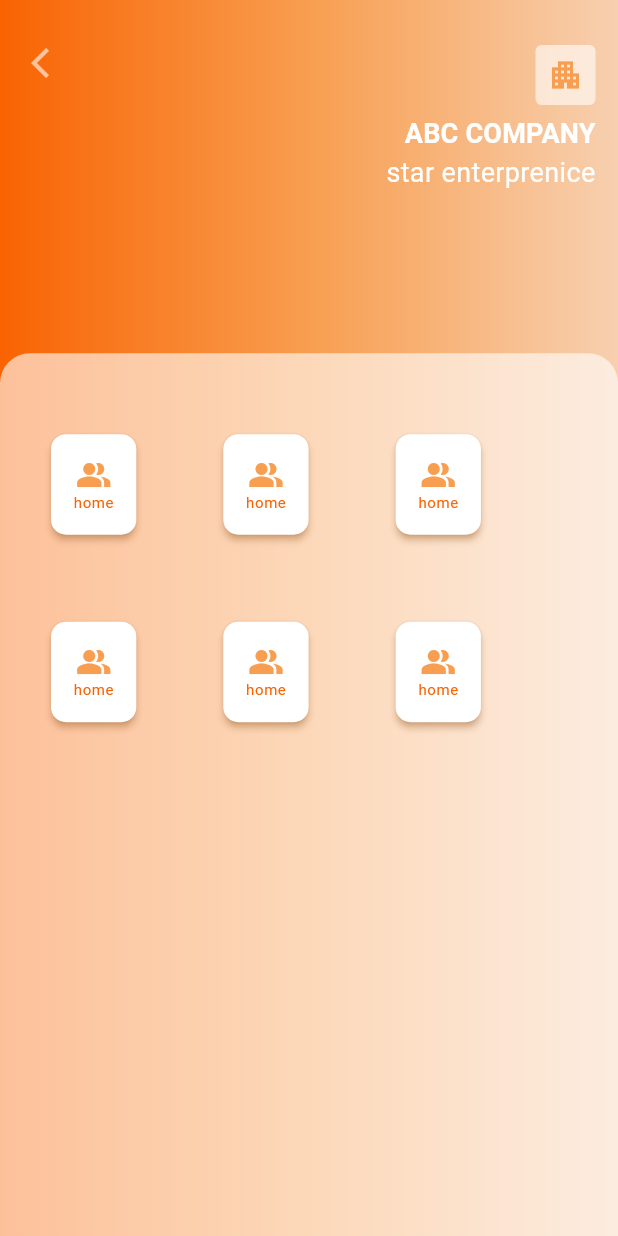
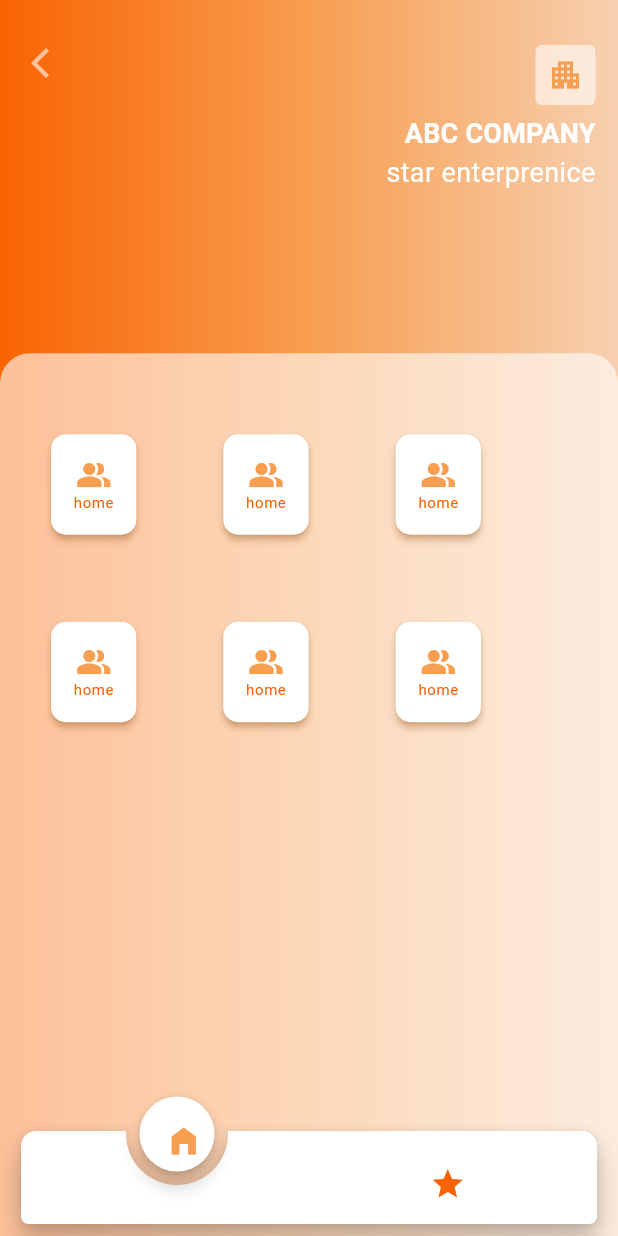
Before and after one commit to kanakkbook/kanakkbook, a Flutter app: the screen it shows after launch, on a phone screen of 412 x 824 dp. Run offline on Flutter 3.47's test engine with Material 3 defaults, Android fonts, the phone set to English and light mode, and no system bars; drawn by our look-alikes of animated_notch_bottom_bar; missing offline and left inert: auto_binding_field.

Commit message:
bottom navigation

```diff
--- a/lib/const/color_constants.dart
+++ b/lib/const/color_constants.dart
@@ -15,6 +15,6 @@ class ColorConstants {
 static const primary=Color(0xFFf96302);
 static final Color whiteOpacity=Colors.white.withOpacity(.6);
 static const secondary=Color.fromARGB(255, 248, 158, 80);
-
+static const tertiary=Color.fromARGB(255, 247, 208, 176);
 
 }
--- a/lib/main.dart
+++ b/lib/main.dart
@@ -1,6 +1,7 @@
 import 'package:flutter/material.dart';
 import 'package:kanakk_book/const/theme.dart';
 import 'package:kanakk_book/custom_widgets/custom_app_bar.dart';
+import 'package:kanakk_book/modules/bottom_navigation/bottom_navigation.dart';
 import 'package:kanakk_book/modules/login/home_screen/home_screen.dart';
 import 'package:kanakk_book/modules/login/login_screen.dart';
 
@@ -51,11 +52,9 @@ class _MyHomePageState extends State<MyHomePage> {
     // The Flutter framework has been optimized to make rerunning build methods
     // fast, so that you can just rebuild anything that needs updating rather
     // than having to individually change instances of widgets.
-    return Scaffold(
-     // appBar: CustomAppBar(title:"Kanakk book"),
-      body: HomeScreen(),
+    return  MainScreen();
 // This trailing comma makes auto-formatting nicer for build methods.
 
-    );
+
   }
 }
--- /dev/null
+++ b/lib/modules/bottom_navigation/bottom_navigation.dart
@@ -0,0 +1,74 @@
+import 'package:animated_notch_bottom_bar/animated_notch_bottom_bar/animated_notch_bottom_bar.dart';
+import 'package:flutter/material.dart';
+import 'package:kanakk_book/const/color_constants.dart';
+import 'package:kanakk_book/modules/login/home_screen/home_screen.dart';
+
+class MainScreen extends StatelessWidget {
+  const MainScreen({super.key});
+
+  @override
+  Widget build(BuildContext context) {
+    final _pageController = PageController(initialPage: 0);
+    NotchBottomBarController notchBottomBarController=NotchBottomBarController();
+    final List<Widget> bottomBarPages = [
+      HomeScreen(),
+      const Page1(),
+
+    ];
+    return Scaffold(
+      body: PageView(
+        controller: _pageController,
+        physics: const NeverScrollableScrollPhysics(),
+        children: List.generate(bottomBarPages.length, (index) => bottomBarPages[index]),
+      ),
+      extendBody: true,
+      bottomNavigationBar: AnimatedNotchBottomBar(notchBottomBarController: notchBottomBarController, bottomBarItems: [
+        const BottomBarItem(
+        inActiveItem: Icon(
+           Icons.home_filled,
+            color: ColorConstants.primary,
+        ),
+        activeItem: Icon(
+          Icons.home_filled,
+          color: ColorConstants.secondary,
+        ),
+  ),
+    const BottomBarItem(
+        inActiveItem: Padding(
+          padding: EdgeInsets.only(bottom:  30),
+          child: Icon(
+              Icons.star,
+              color:  ColorConstants.primary,
+            ),
+        ),
+        activeItem: Icon(
+            Icons.star,
+            color:  ColorConstants.secondary,
+        ),
+  ),
+      ], onTap: (int value) { _pageController.jumpToPage(value); }, kIconSize: 15, kBottomRadius: 5,),
+    );
+  }
+}
+class Page1 extends StatelessWidget {
+  final NotchBottomBarController? controller;
+
+  const Page1({Key? key, this.controller}) : super(key: key);
+
+  @override
+  Widget build(BuildContext context) {
+    return Container(
+      color: Colors.yellow,
+      child: Center(
+        /// adding GestureDetector
+        child: GestureDetector(
+          behavior: HitTestBehavior.translucent,
+          onTap: () {
+            controller?.jumpTo(2);
+          },
+          child: const Text('Page 1'),
+        ),
+      ),
+    );
+  }
+}
--- a/pubspec.yaml
+++ b/pubspec.yaml
@@ -36,6 +36,7 @@ dependencies:
   # Use with the CupertinoIcons class for iOS style icons.
   cupertino_icons: ^1.0.2
   auto_binding_field: ^0.0.7
+  animated_notch_bottom_bar: ^1.0.3
 
 
 dev_dependencies:
```
Also changed, not shown: pubspec.lock.
